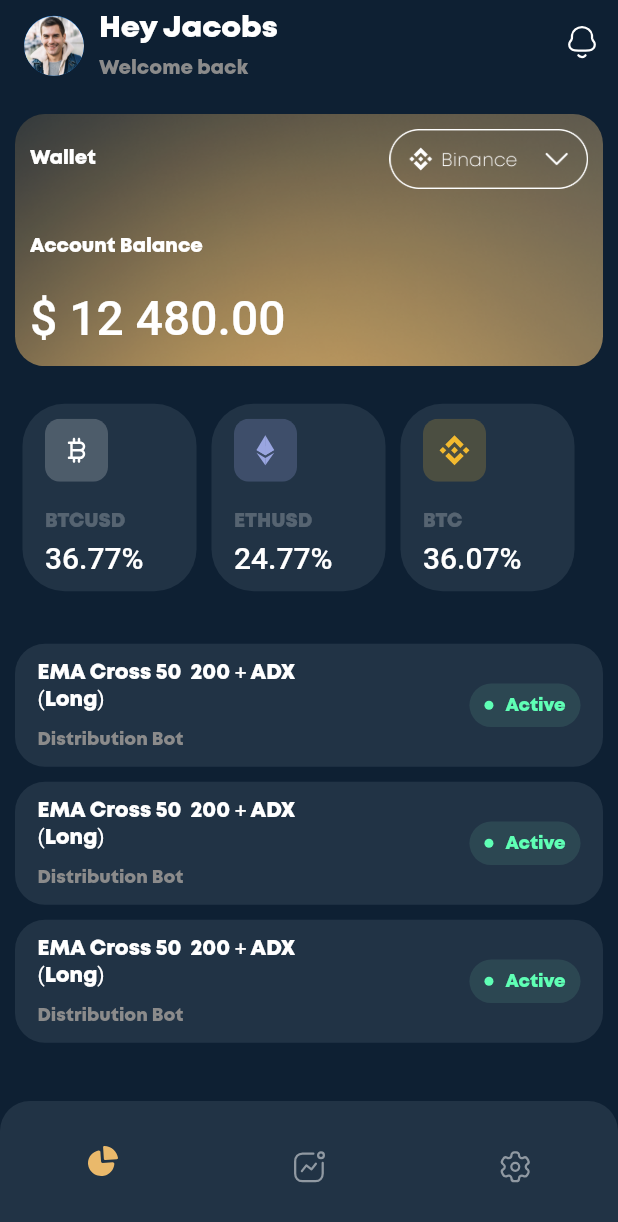
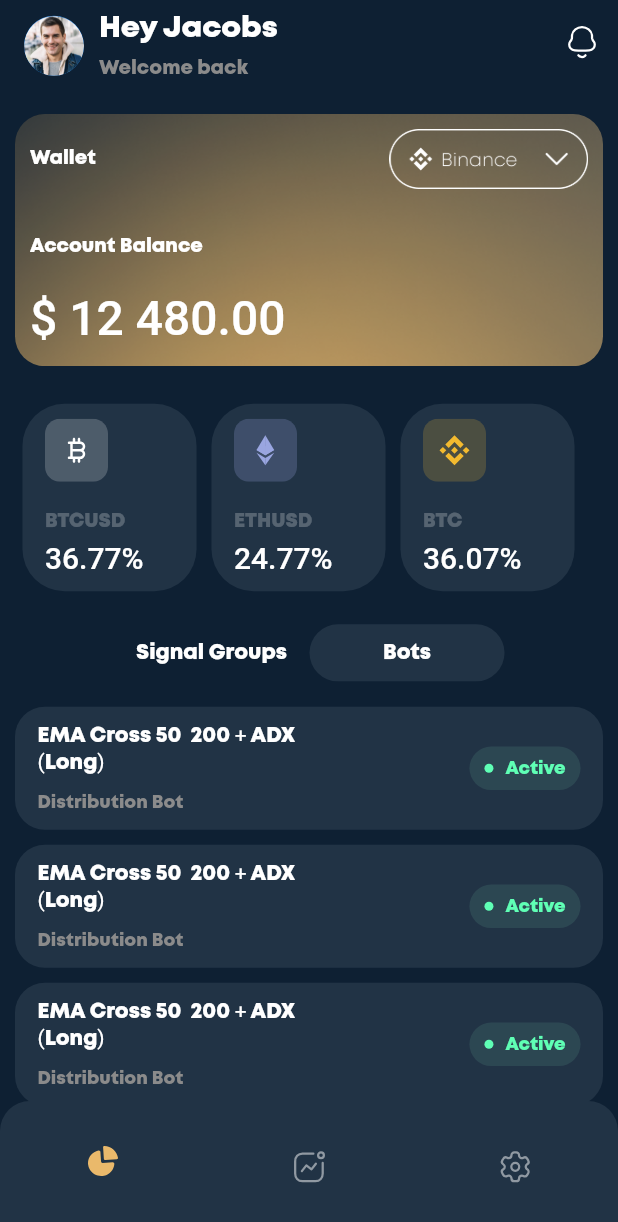
Before and after one commit to Kariaki/assessment, a Flutter app: the HomeScreen screen opened directly, on a phone screen of 412 x 824 dp. Shown: the top 1222 px of the screen. Run offline on Flutter 3.47's test engine with Material 2 defaults, Android fonts, the phone set to English and light mode, and no system bars; our stand-ins replace bloc, dio, equatable, flutter_bloc, flutter_svg; missing offline and left inert: dart:ffi; Roboto replaces fonts that are missing (e-Ukraine Head).

Commit message:
cleaned up ui

```diff
--- a/lib/presentation/screens/home_screen.dart
+++ b/lib/presentation/screens/home_screen.dart
@@ -135,7 +135,95 @@ class _HomeScreenState extends State<HomeScreen> {
                     ),
                   )),
             ),
-            20.spaceHeight(),
+            10.spaceHeight(),
+            Align(
+              alignment: Alignment.center,
+              child: Container(
+                height: 42,
+                padding: const EdgeInsets.symmetric(horizontal: 3, vertical: 2),
+                decoration: ShapeDecoration(
+                  shape: RoundedRectangleBorder(
+                    borderRadius: BorderRadius.circular(25),
+                  ),
+                ),
+                child: Row(
+                  mainAxisSize: MainAxisSize.min,
+                  mainAxisAlignment: MainAxisAlignment.center,
+                  crossAxisAlignment: CrossAxisAlignment.center,
+                  children: [
+                    Container(
+                      padding: const EdgeInsets.symmetric(horizontal: 15, vertical: 10),
+                      decoration: ShapeDecoration(
+                        shape: RoundedRectangleBorder(
+                          borderRadius: BorderRadius.circular(25),
+                        ),
+                      ),
+                      child: Column(
+                        mainAxisSize: MainAxisSize.min,
+                        mainAxisAlignment: MainAxisAlignment.center,
+                        crossAxisAlignment: CrossAxisAlignment.center,
+                        children: [
+                          Container(
+                            child: Column(
+                              mainAxisSize: MainAxisSize.min,
+                              mainAxisAlignment: MainAxisAlignment.center,
+                              crossAxisAlignment: CrossAxisAlignment.center,
+                              children: [
+                                Text(
+                                  'Signal Groups',
+                                  style: TextStyle(
+                                    color: Colors.white,
+                                    fontSize: 14,
+                                    fontFamily: 'Mont',
+                                    fontWeight: FontWeight.w600,
+                                  ),
+                                ),
+                              ],
+                            ),
+                          ),
+                        ],
+                      ),
+                    ),
+                    Container(
+                      width: 130,
+                      padding: const EdgeInsets.symmetric(horizontal: 15, vertical: 10),
+                      decoration: ShapeDecoration(
+                        color: Color(0xFF213345),
+                        shape: RoundedRectangleBorder(
+                          borderRadius: BorderRadius.circular(25),
+                        ),
+                      ),
+                      child: Column(
+                        mainAxisSize: MainAxisSize.min,
+                        mainAxisAlignment: MainAxisAlignment.center,
+                        crossAxisAlignment: CrossAxisAlignment.center,
+                        children: [
+                          Container(
+                            child: Column(
+                              mainAxisSize: MainAxisSize.min,
+                              mainAxisAlignment: MainAxisAlignment.center,
+                              crossAxisAlignment: CrossAxisAlignment.center,
+                              children: [
+                                Text(
+                                  'Bots',
+                                  style: TextStyle(
+                                    color: Colors.white,
+                                    fontSize: 14,
+                                    fontFamily: 'Mont',
+                                    fontWeight: FontWeight.w600,
+                                  ),
+                                ),
+                              ],
+                            ),
+                          ),
+                        ],
+                      ),
+                    ),
+                  ],
+                ),
+              ),
+            ),
+            10.spaceHeight(),
             ListView(
               physics: const NeverScrollableScrollPhysics(),
               shrinkWrap: true,
```
